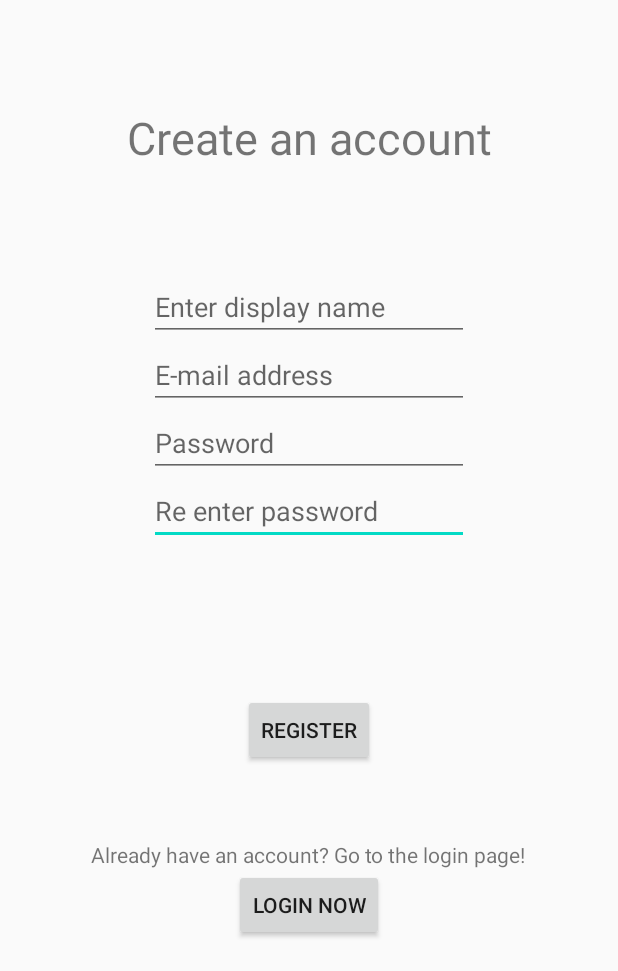
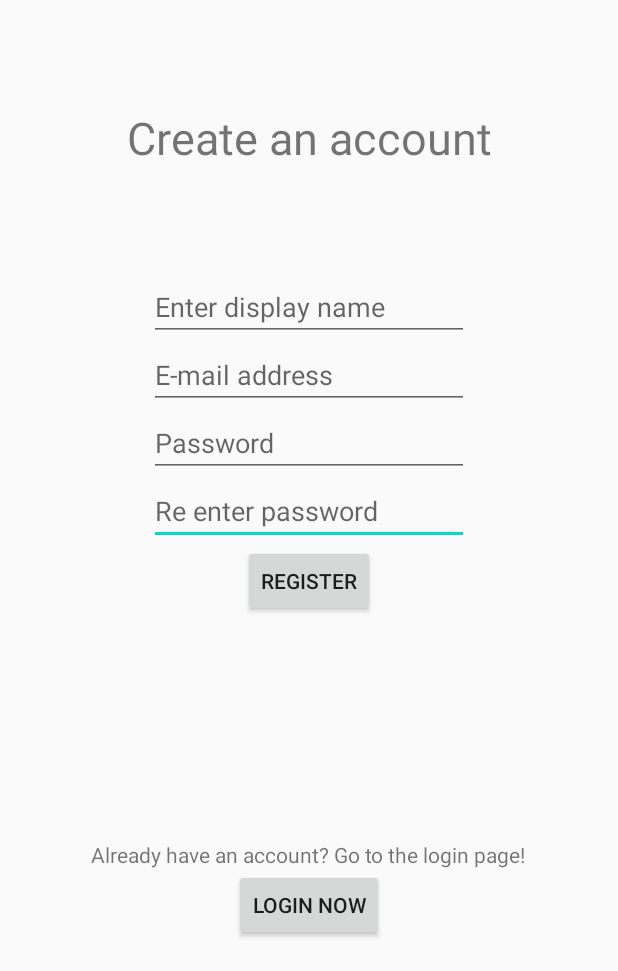
Before and after one commit to damianr13/LeproMeter, an Android app: the registerActivity screen opened directly, with no data from a screen before it, on a phone screen of 412 x 824 dp, the part 265-1236 px from its top. Run offline under Robolectric (Android 15) with nearby library versions, the phone set to English and light mode, and no system bars; our stand-ins replace Firebase (no records; nobody signed in at launch, a user with empty details on screens opened directly).

Commit message:
Login / Register working

```diff
--- a/app/src/main/res/layout/activity_login.xml
+++ b/app/src/main/res/layout/activity_login.xml
@@ -11,7 +11,7 @@
         android:id="@+id/signTextView"
         android:layout_width="wrap_content"
         android:layout_height="wrap_content"
-        android:layout_marginTop="320dp"
+        android:layout_marginTop="292dp"
         android:text="SIGN IN TO YOUR ACCOUNT"
         app:layout_constraintEnd_toEndOf="parent"
         app:layout_constraintStart_toStartOf="parent"
@@ -41,6 +41,7 @@
         android:id="@+id/nameLoginEditText"
         android:layout_width="wrap_content"
         android:layout_height="wrap_content"
+        android:layout_marginTop="50dp"
         android:ems="10"
         android:hint="Enter your name"
         android:inputType="textPersonName"
@@ -54,7 +55,7 @@
         android:layout_height="wrap_content"
         android:ems="10"
         android:hint="Enter your password"
-        android:inputType="textPersonName"
+        android:inputType="textPassword"
         app:layout_constraintEnd_toEndOf="parent"
         app:layout_constraintStart_toStartOf="parent"
         app:layout_constraintTop_toBottomOf="@+id/nameLoginEditText" />
--- a/app/src/main/res/layout/activity_main.xml
+++ b/app/src/main/res/layout/activity_main.xml
@@ -18,8 +18,7 @@
         android:layout_width="match_parent"
         android:layout_height="wrap_content"
         android:layout_alignParentBottom="true"
-        app:menu="@menu/bottom_navigation"
         android:background="?android:attr/windowBackground"
-        />
+        app:menu="@menu/bottom_navigation" />
 
 </RelativeLayout>
--- a/app/src/main/res/layout/activity_register.xml
+++ b/app/src/main/res/layout/activity_register.xml
@@ -12,7 +12,7 @@
         android:layout_height="wrap_content"
         android:ems="10"
         android:hint="Re enter password "
-        android:inputType="textPersonName"
+        android:inputType="textPassword"
         app:layout_constraintEnd_toEndOf="parent"
         app:layout_constraintStart_toStartOf="parent"
         app:layout_constraintTop_toBottomOf="@+id/passwordEditText" />
@@ -57,7 +57,7 @@
         android:layout_height="wrap_content"
         android:ems="10"
         android:hint="Password"
-        android:inputType="textPersonName"
+        android:inputType="textPassword"
         app:layout_constraintEnd_toEndOf="parent"
         app:layout_constraintStart_toStartOf="parent"
         app:layout_constraintTop_toBottomOf="@+id/mailEditText" />
@@ -66,9 +66,7 @@
         android:id="@+id/registerButton"
         android:layout_width="wrap_content"
         android:layout_height="wrap_content"
-        android:layout_marginTop="50dp"
         android:text="Register"
-        app:layout_constraintBottom_toTopOf="@+id/info2TextView"
         app:layout_constraintEnd_toEndOf="parent"
         app:layout_constraintStart_toStartOf="parent"
         app:layout_constraintTop_toBottomOf="@+id/password2EditText" />
```
Also changed, not shown: app/src/main/java/com/bigdict/leprometer/loginActivity.kt (+45 -5 lines).
